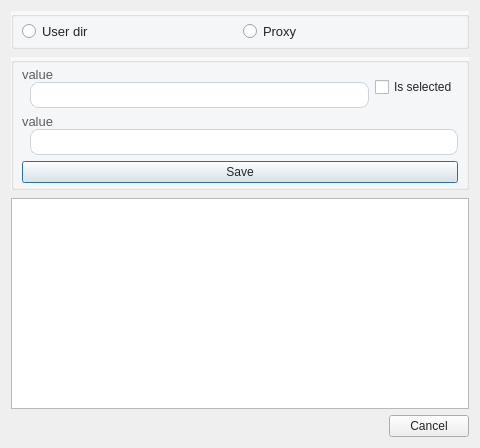
dinhbinhnguyen0105/python.my-manager.v3, file ui/dialog_settings.ui: the form before one commit.
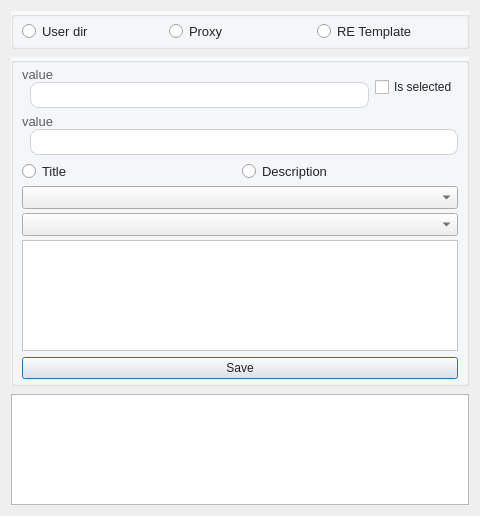
The form after the commit.

The edit to the form file:
```diff
--- a/ui/dialog_settings.ui
+++ b/ui/dialog_settings.ui
@@ -7,7 +7,7 @@
     <x>0</x>
     <y>0</y>
     <width>480</width>
-    <height>448</height>
+    <height>516</height>
    </rect>
   </property>
   <property name="windowTitle">
@@ -102,6 +102,13 @@
             </property>
            </widget>
           </item>
+          <item row="0" column="2">
+           <widget class="QRadioButton" name="re_template_radio">
+            <property name="text">
+             <string>RE Template</string>
+            </property>
+           </widget>
+          </item>
          </layout>
         </item>
        </layout>
@@ -253,6 +260,64 @@
             </layout>
            </widget>
           </item>
+          <item>
+           <widget class="QWidget" name="re_template_container" native="true">
+            <layout class="QVBoxLayout" name="verticalLayout_5">
+             <property name="spacing">
+              <number>4</number>
+             </property>
+             <property name="leftMargin">
+              <number>0</number>
+             </property>
+             <property name="topMargin">
+              <number>0</number>
+             </property>
+             <property name="rightMargin">
+              <number>0</number>
+             </property>
+             <property name="bottomMargin">
+              <number>0</number>
+             </property>
+             <item>
+              <layout class="QVBoxLayout" name="re_template_container_layout">
+               <property name="spacing">
+                <number>4</number>
+               </property>
+               <property name="bottomMargin">
+                <number>0</number>
+               </property>
+               <item>
+                <layout class="QHBoxLayout" name="part_layout">
+                 <item>
+                  <widget class="QRadioButton" name="title_radio">
+                   <property name="text">
+                    <string>Title</string>
+                   </property>
+                  </widget>
+                 </item>
+                 <item>
+                  <widget class="QRadioButton" name="description_radio">
+                   <property name="text">
+                    <string>Description</string>
+                   </property>
+                  </widget>
+                 </item>
+                </layout>
+               </item>
+               <item>
+                <widget class="QComboBox" name="transaction_type_combobox"/>
+               </item>
+               <item>
+                <widget class="QComboBox" name="categories_combobox"/>
+               </item>
+               <item>
+                <widget class="QPlainTextEdit" name="value_plain_text"/>
+               </item>
+              </layout>
+             </item>
+            </layout>
+           </widget>
+          </item>
           <item>
            <widget class="QPushButton" name="create_new_btn">
             <property name="text">
@@ -270,13 +335,6 @@
      </item>
     </layout>
    </item>
-   <item>
-    <widget class="QDialogButtonBox" name="buttonBox">
-     <property name="standardButtons">
-      <set>QDialogButtonBox::StandardButton::Cancel</set>
-     </property>
-    </widget>
-   </item>
   </layout>
  </widget>
  <resources/>
```
